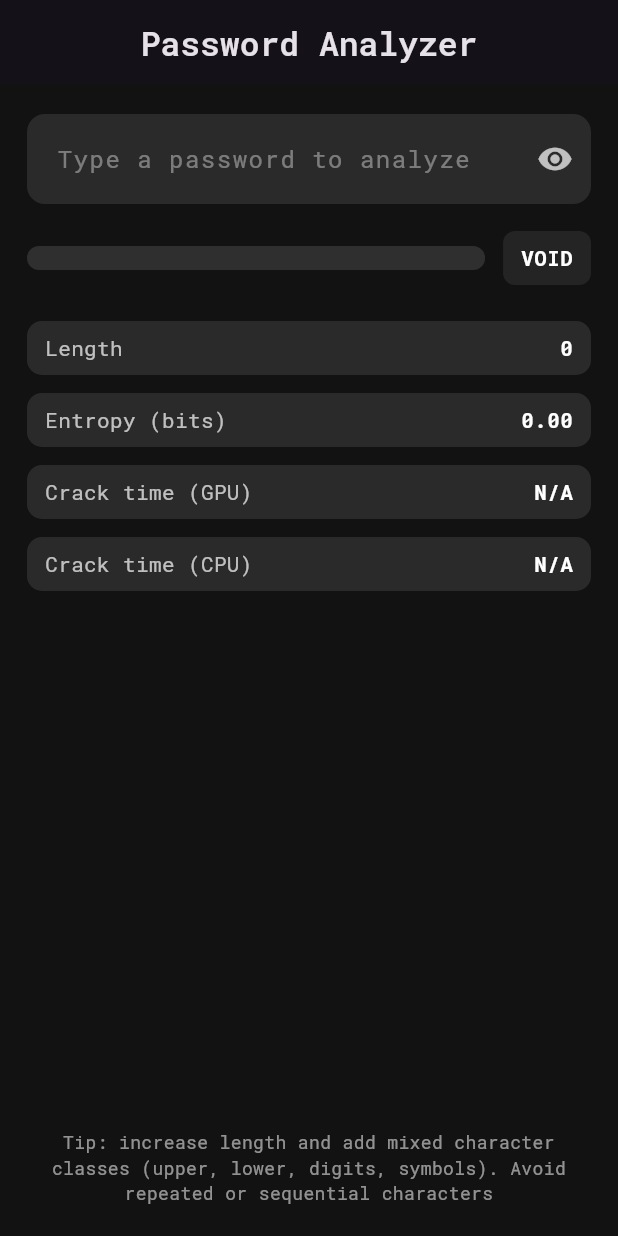
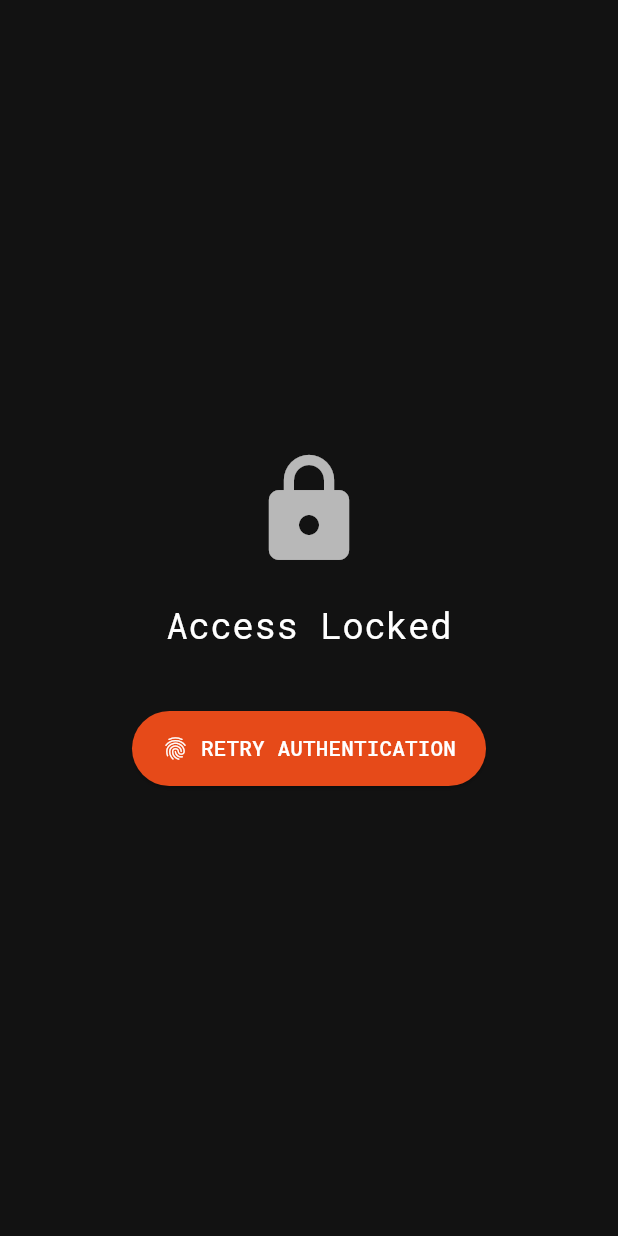
Before and after one commit to toto3mk/Passmeter-Probability_And_Statistics_Project, a Flutter app: the screen it shows after launch, on a phone screen of 412 x 824 dp. Run offline on Flutter 3.47's test engine with Material 3 defaults, Android fonts, the light colour scheme and no system bars; our stand-ins replace google_fonts, local_auth.

Commit message:
added a Fingerprint Authentication feature

```diff
--- a/lib/main.dart
+++ b/lib/main.dart
@@ -1,6 +1,8 @@
 import 'package:flutter/material.dart';
+import 'package:local_auth/local_auth.dart'; // REQUIRED PACKAGE
 import 'utils/key_analyzer.dart';
 import 'package:google_fonts/google_fonts.dart';
+import 'dart:io' show Platform;
 
 void main() {
   runApp(PasswordAnalyzerApp());
@@ -17,10 +19,110 @@ class PasswordAnalyzerApp extends StatelessWidget {
         primaryColor: Color(0xFFE64A19),
         textTheme: GoogleFonts.robotoMonoTextTheme(ThemeData.dark().textTheme),
       ),
-      home: PasswordAnalyzerScreen(),
+      home: BiometricLockScreen(), // CORRECTED: Starts with the lock screen
     );
   }
 }
+
+// =======================================================
+// BIOMETRIC LOCK SCREEN IMPLEMENTATION
+// =======================================================
+
+class BiometricLockScreen extends StatefulWidget {
+  @override
+  _BiometricLockScreenState createState() => _BiometricLockScreenState();
+}
+
+class _BiometricLockScreenState extends State<BiometricLockScreen> {
+  final LocalAuthentication auth = LocalAuthentication();
+  bool _isAuthenticated = false;
+
+  @override
+  void initState() {
+    super.initState();
+    // Start authentication immediately when the screen loads
+    _authenticate();
+  }
+
+  Future<void> _authenticate() async {
+    bool authenticated = false;
+    try {
+      authenticated = await auth.authenticate(
+        localizedReason: 'Scan your finger or face to access the password analyzer.',
+        options: const AuthenticationOptions(
+          stickyAuth: true,
+          biometricOnly: true, // Uses any strong biometric (Fingerprint, Face, etc.)
+        ),
+      );
+    } catch (e) {
+      print("Authentication error: $e");
+    }
+
+    if (!mounted) return;
+
+    setState(() {
+      _isAuthenticated = authenticated;
+    });
+
+    if (!_isAuthenticated) {
+      // Show failure message if authentication is required but failed
+      Future.delayed(Duration(milliseconds: 500), () {
+        if (!mounted) return;
+        ScaffoldMessenger.of(context).showSnackBar(
+          SnackBar(
+            content: Text(
+              Platform.isAndroid || Platform.isIOS
+                ? "Authentication failed or biometrics not available."
+                : "Biometrics not supported on this platform.",
+            ),
+            backgroundColor: Colors.red,
+            duration: Duration(seconds: 3),
+          ),
+        );
+      });
+    }
+  }
+
+  @override
+  Widget build(BuildContext context) {
+    if (_isAuthenticated) {
+      // If authenticated, show the main app screen
+      return PasswordAnalyzerScreen();
+    } else {
+      // If not authenticated, show a locked splash screen
+      return Scaffold(
+        body: Center(
+          child: Column(
+            mainAxisAlignment: MainAxisAlignment.center,
+            children: [
+              Icon(Icons.lock_rounded, size: 80, color: Colors.white70),
+              SizedBox(height: 20),
+              Text(
+                'Access Locked',
+                style: GoogleFonts.robotoMono(fontSize: 24, color: Colors.white),
+              ),
+              SizedBox(height: 40),
+              ElevatedButton.icon(
+                onPressed: _authenticate,
+                icon: Icon(Icons.fingerprint),
+                label: Text('RETRY AUTHENTICATION'),
+                style: ElevatedButton.styleFrom(
+                  backgroundColor: Color(0xFFE64A19),
+                  foregroundColor: Colors.white,
+                  padding: EdgeInsets.symmetric(horizontal: 20, vertical: 15),
+                ),
+              ),
+            ],
+          ),
+        ),
+      );
+    }
+  }
+}
+
+// =======================================================
+// PASSWORD ANALYZER SCREEN (Uses original logic)
+// =======================================================
 
 class PasswordAnalyzerScreen extends StatefulWidget {
   @override
@@ -31,7 +133,6 @@ class _PasswordAnalyzerScreenState extends State<PasswordAnalyzerScreen> {
   final _controller = TextEditingController();
   Map<String, dynamic> _result = KeyAnalyzer.analyzeKeyStrength("");
 
-  // NEW: whether the password is obscured (hidden)
   bool _obscure = true;
 
   void _onChanged(String value) {
@@ -41,7 +142,6 @@ class _PasswordAnalyzerScreenState extends State<PasswordAnalyzerScreen> {
   }
 
   Color _colorFromHex(String hex) {
-    // hex like "0xFF00C853"
     return Color(int.parse(hex));
   }
 
@@ -112,7 +212,6 @@ class _PasswordAnalyzerScreenState extends State<PasswordAnalyzerScreen> {
               style: TextStyle(fontSize: 16, letterSpacing: 1.0),
             ),
             SizedBox(height: 18),
-            // Strength bar + label
             Row(
               children: [
                 Expanded(
@@ -141,7 +240,6 @@ class _PasswordAnalyzerScreenState extends State<PasswordAnalyzerScreen> {
               ],
             ),
             SizedBox(height: 18),
-            // Tiles
             _infoTile('Length', (_result['length'] ?? 0).toString()),
             _infoTile('Entropy (bits)', _result['entropy_bits']?.toString() ?? '0.00'),
             _infoTile('Crack time (GPU)', _result['crack_time_gpu_formatted'] ?? 'N/A'),
--- a/pubspec.yaml
+++ b/pubspec.yaml
@@ -10,6 +10,7 @@ environment:
 dependencies:
   flutter:
     sdk: flutter
+  local_auth: ^2.1.8
 
   google_fonts: ^6.1.0
   cupertino_icons: ^1.0.8
```
Also changed, not shown: lib/utils/key_analyzer.dart (line endings or trailing spaces), pubspec.lock, 6 other files.
